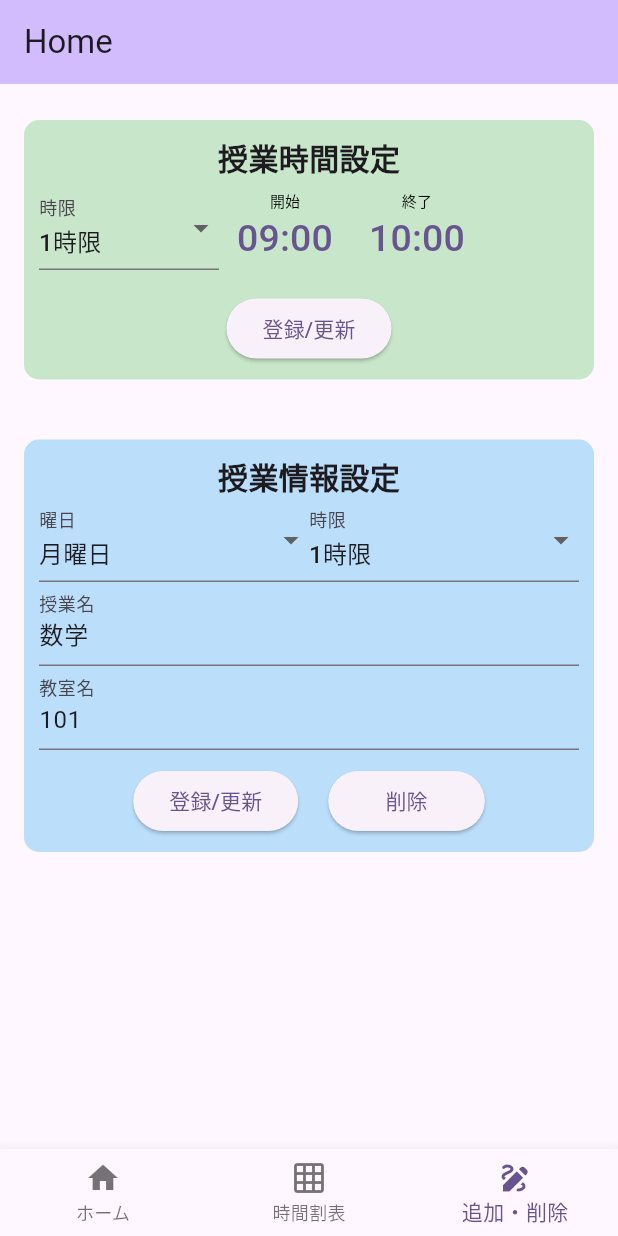
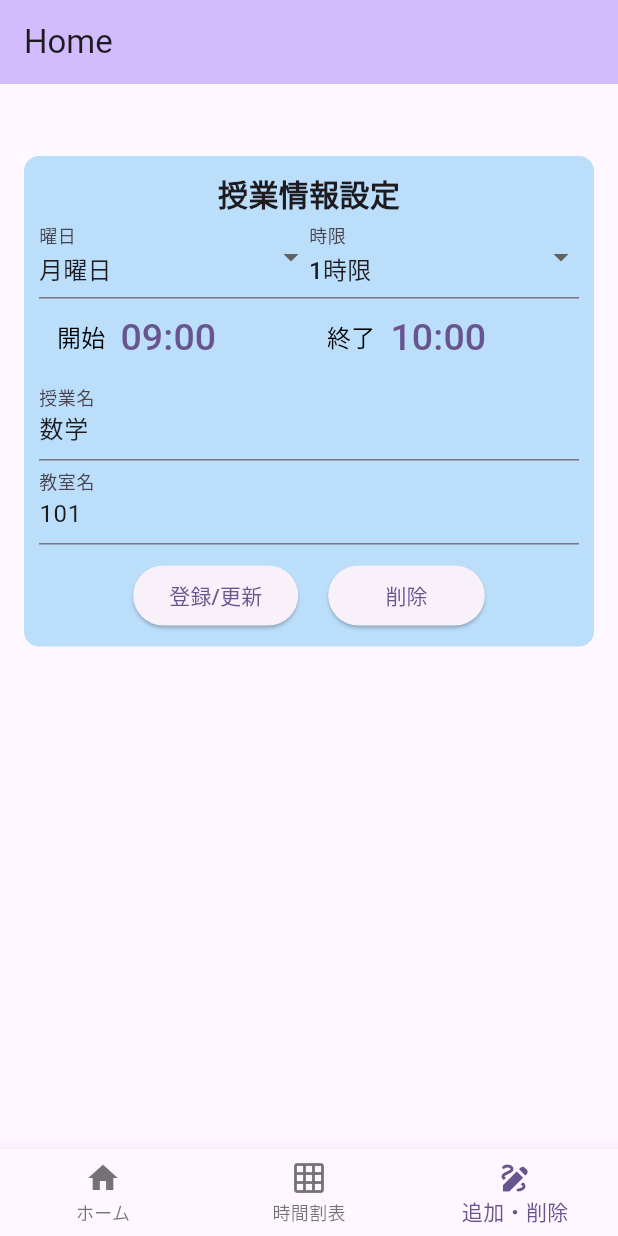
Before and after one commit to kenta1023/TimetableApp, a Flutter app: the screen it shows after launch, item 3 of the bottom bar chosen, on a phone screen of 412 x 824 dp. Run offline on Flutter 3.47's test engine with Material 2 defaults, Android fonts, the phone set to English and light mode, and no system bars; our stand-ins replace sqflite; accounts and stored records are empty.

Commit message:
授業時間設定を授業情報設定に統合

```diff
--- a/lib/tabs/edit_tab.dart
+++ b/lib/tabs/edit_tab.dart
@@ -41,8 +41,8 @@ class _EditTabState extends State<EditTab> {
     // データベースから取得したデータの中から、`period`が一致するデータを取得
     ClassPeriod? matchedClassPeriod;
     try {
-      matchedClassPeriod = classPeriods.firstWhere(
-          (table) => table.period.toString() == selectedPeriod[0]);
+      matchedClassPeriod = classPeriods
+          .firstWhere((table) => table.period.toString() == selectedPeriod[0]);
     } catch (e) {
       matchedClassPeriod = null;
     }
@@ -196,123 +196,6 @@ class _EditTabState extends State<EditTab> {
         children: [
           Container(
             padding: const EdgeInsets.all(10.0),
-            margin: const EdgeInsets.symmetric(vertical: 8.0),
-            decoration: BoxDecoration(
-              color: Colors.green[100], // Container color
-              borderRadius: BorderRadius.circular(10), // Rounded corners
-            ),
-            child: Column(
-              children: [
-                const Text("授業時間設定",
-                    style:
-                        TextStyle(fontSize: 20, fontWeight: FontWeight.bold)),
-                Row(
-                  children: [
-                    Flexible(
-                      child: DropdownButtonFormField(
-                        value: selectedPeriod,
-                        decoration: const InputDecoration(
-                          labelText: '時限',
-                        ),
-                        items: [
-                          '1時限',
-                          '2時限',
-                          '3時限',
-                          '4時限',
-                          '5時限',
-                          '6時限',
-                          '7時限',
-                          '8時限'
-                        ]
-                            .map((time) => DropdownMenuItem(
-                                  value: time,
-                                  child: Text(time),
-                                ))
-                            .toList(),
-                        onChanged: (newValue) {
-                          setState(() {
-                            selectedPeriod = newValue as String;
-                          });
-                          _setClassPeriodsDataIfExist();
-                        },
-                      ),
-                    ),
-                    Flexible(
-                      child: TextButton(
-                          onPressed: () => _selectStartTime(context),
-                          child: Column(
-                            children: [
-                              const Text(
-                                "開始",
-                                textAlign: TextAlign.left,
-                                style: TextStyle(
-                                    fontSize: 10, color: Colors.black),
-                              ),
-                              Text(
-                                '${startTime.hour.toString().padLeft(2, "0")}:${startTime.minute.toString().padLeft(2, "0")}',
-                                style: const TextStyle(fontSize: 25),
-                              )
-                            ],
-                          )),
-                    ),
-                    Flexible(
-                      child: TextButton(
-                          onPressed: () => _selectEndTime(context),
-                          child: Column(
-                            children: [
-                              const Text(
-                                "終了",
-                                textAlign: TextAlign.left,
-                                style: TextStyle(
-                                    fontSize: 10, color: Colors.black),
-                              ),
-                              Text(
-                                '${endTime.hour.toString().padLeft(2, "0")}:${endTime.minute.toString().padLeft(2, "0")}',
-                                style: const TextStyle(fontSize: 25),
-                              )
-                            ],
-                          )),
-                    ),
-                  ],
-                ),
-                const SizedBox(height: 10.0),
-                ElevatedButton(
-                  onPressed: () async {
-                    String startTimeString =
-                        '${startTime.hour.toString().padLeft(2, "0")}:${startTime.minute.toString().padLeft(2, "0")}';
-                    String endTimeString =
-                        '${endTime.hour.toString().padLeft(2, "0")}:${endTime.minute.toString().padLeft(2, "0")}';
-                    _updateClassPeriod(int.parse(selectedPeriod[0]),
-                            startTimeString, endTimeString)
-                        .then((success) {
-                      if (success == true) {
-                        ScaffoldMessenger.of(context).showSnackBar(
-                          SnackBar(
-                            backgroundColor: Colors.greenAccent,
-                            content: Text(
-                              '${selectedPeriod[0]}限目($startTimeString ~ $endTimeString) \n登録/更新しました',
-                              style: const TextStyle(color: Colors.black),
-                            ),
-                          ),
-                        );
-                      } else {
-                        ScaffoldMessenger.of(context).showSnackBar(
-                          const SnackBar(
-                            backgroundColor: Colors.redAccent,
-                            content: Text('登録/更新に失敗しました',
-                                style: TextStyle(color: Colors.black)),
-                          ),
-                        );
-                      }
-                    });
-                  },
-                  child: const Text('登録/更新'),
-                ),
-              ],
-            ),
-          ),
-          Container(
-            padding: const EdgeInsets.all(10.0),
             margin: const EdgeInsets.symmetric(vertical: 32.0),
             decoration: BoxDecoration(
               color: Colors.blue[100], // Container color
@@ -376,6 +259,48 @@ class _EditTabState extends State<EditTab> {
                     )
                   ],
                 ),
+                Row(
+                  children: [
+                    Flexible(
+                      child: TextButton(
+                          onPressed: () => _selectStartTime(context),
+                          child: Row(
+                            children: [
+                              const Text(
+                                "開始",
+                                textAlign: TextAlign.left,
+                                style: TextStyle(
+                                    fontSize: 16, color: Colors.black),
+                              ),
+                              const SizedBox(width: 10.0),
+                              Text(
+                                '${startTime.hour.toString().padLeft(2, "0")}:${startTime.minute.toString().padLeft(2, "0")}',
+                                style: const TextStyle(fontSize: 25),
+                              )
+                            ],
+                          )),
+                    ),
+                    Flexible(
+                      child: TextButton(
+                          onPressed: () => _selectEndTime(context),
+                          child: Row(
+                            children: [
+                              const Text(
+                                "終了",
+                                textAlign: TextAlign.left,
+                                style: TextStyle(
+                                    fontSize: 16, color: Colors.black),
+                              ),
+                              const SizedBox(width: 10.0),
+                              Text(
+                                '${endTime.hour.toString().padLeft(2, "0")}:${endTime.minute.toString().padLeft(2, "0")}',
+                                style: const TextStyle(fontSize: 25),
+                              )
+                            ],
+                          )),
+                    ),
+                  ],
+                ),
                 TextFormField(
                   controller: classNameController,
                   decoration: const InputDecoration(
@@ -394,6 +319,33 @@ class _EditTabState extends State<EditTab> {
                   children: [
                     ElevatedButton(
                       onPressed: () async {
+                        String startTimeString =
+                            '${startTime.hour.toString().padLeft(2, "0")}:${startTime.minute.toString().padLeft(2, "0")}';
+                        String endTimeString =
+                            '${endTime.hour.toString().padLeft(2, "0")}:${endTime.minute.toString().padLeft(2, "0")}';
+                        _updateClassPeriod(int.parse(selectedPeriod[0]),
+                                startTimeString, endTimeString)
+                            .then((success) {
+                          if (success == true) {
+                            ScaffoldMessenger.of(context).showSnackBar(
+                              SnackBar(
+                                backgroundColor: Colors.greenAccent,
+                                content: Text(
+                                  '${selectedPeriod[0]}限目($startTimeString ~ $endTimeString) \n登録/更新しました',
+                                  style: const TextStyle(color: Colors.black),
+                                ),
+                              ),
+                            );
+                          } else {
+                            ScaffoldMessenger.of(context).showSnackBar(
+                              const SnackBar(
+                                backgroundColor: Colors.redAccent,
+                                content: Text('登録/更新に失敗しました',
+                                    style: TextStyle(color: Colors.black)),
+                              ),
+                            );
+                          }
+                        });
                         _updateTimetable(
                                 classNameController.text,
                                 classroomNameController.text,
```
